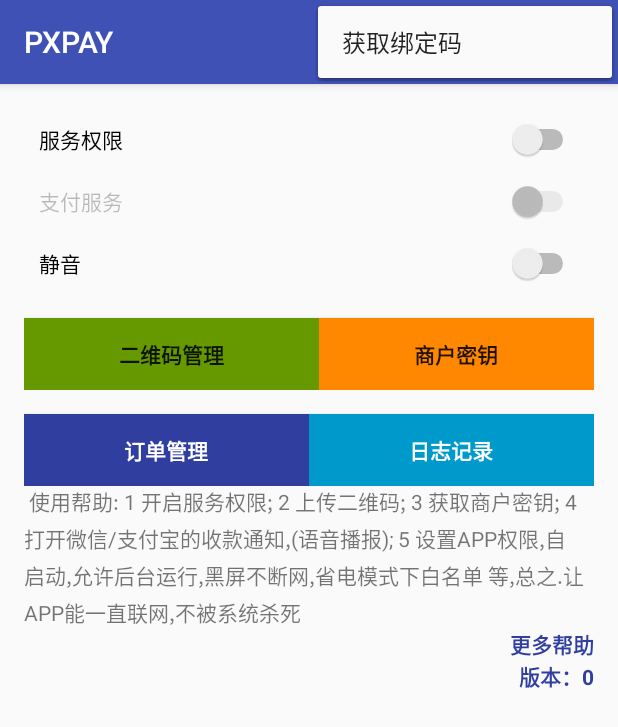
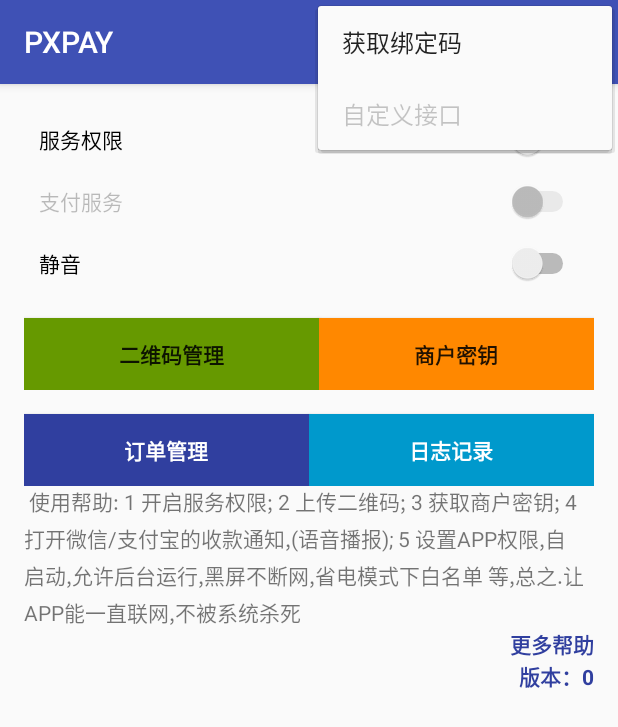
Before and after one commit to xinrui5577/xpay, an Android app: the MainActivity screen opened directly, with no data from a screen before it, with the options menu open, on a phone screen of 412 x 824 dp. Shown: the top 727 px of the screen. Run offline under Robolectric (Android 15) with nearby library versions, the phone set to English and light mode, and no system bars; 2 statements that could not run were skipped.

Commit message:
绑定码

```diff
--- a/app/src/main/java/com/zhiyi/onepay/AppConst.java
+++ b/app/src/main/java/com/zhiyi/onepay/AppConst.java
@@ -16,8 +16,8 @@ public class AppConst {
     /** 手动退出*/
 //    public static final String KeyManualExit= "ManualExit";
     /**服务器地址*/
-    public static final String HostUrl = "https://pxpay.ukafu.com/";
-//    public static final String HostUrl = "http://test.ukafu.com/";
+//    public static final String HostUrl = "https://pxpay.ukafu.com/";
+    public static final String HostUrl = "http://test.ukafu.com/";
 
     /**传输数据为URL的KEY*/
     public static final String ACTION_URL = "a_url";
--- a/app/src/main/res/menu/menu_main.xml
+++ b/app/src/main/res/menu/menu_main.xml
@@ -1,5 +1,4 @@
 <menu xmlns:android="http://schemas.android.com/apk/res/android"
-    xmlns:app="http://schemas.android.com/apk/res-auto"
     xmlns:tools="http://schemas.android.com/tools"
     tools:context=".MainActivity" >
 
@@ -8,4 +7,9 @@
     android:id="@+id/action_bindcode"
     android:orderInCategory="100"
     android:title="@string/action_bindcode"/>
+    <item
+        android:id="@+id/action_apisett"
+        android:orderInCategory="200"
+        android:enabled="false"
+        android:title="@string/action_apiset"/>
 </menu>
--- a/app/src/main/res/values/strings.xml
+++ b/app/src/main/res/values/strings.xml
@@ -3,6 +3,7 @@
     <string name="app_name2">个人支付专家</string>
     <string name="action_help">帮助</string>
     <string name="action_bindcode">获取绑定码</string>>
+    <string name="action_apiset">自定义接口</string>>
     <!--<string name="title_activity_login">登录</string>-->
 
     <!-- Strings related to login -->
```
Also changed, not shown: app/src/main/java/com/zhiyi/onepay/MainActivity.java (+37 -15 lines), 1 other file.
